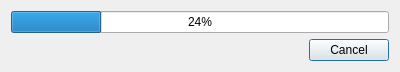
First picture: the form in orderlistgetdialog.ui, repository xlongfeng/alixixi, before the edit.
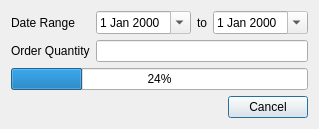
Second picture: the form after the edit.

Diff of the .ui file:
```diff
--- a/orderlistgetdialog.ui
+++ b/orderlistgetdialog.ui
@@ -6,14 +6,88 @@
    <rect>
     <x>0</x>
     <y>0</y>
-    <width>400</width>
-    <height>70</height>
+    <width>293</width>
+    <height>126</height>
    </rect>
   </property>
   <property name="windowTitle">
    <string>Order List Get</string>
   </property>
   <layout class="QVBoxLayout" name="verticalLayout">
+   <item>
+    <layout class="QFormLayout" name="formLayout">
+     <item row="0" column="0">
+      <widget class="QLabel" name="label">
+       <property name="text">
+        <string>Date Range</string>
+       </property>
+      </widget>
+     </item>
+     <item row="0" column="1">
+      <layout class="QHBoxLayout" name="horizontalLayout_2">
+       <item>
+        <widget class="QDateEdit" name="createStartTimeDateEdit">
+         <property name="focusPolicy">
+          <enum>Qt::NoFocus</enum>
+         </property>
+         <property name="readOnly">
+          <bool>true</bool>
+         </property>
+         <property name="calendarPopup">
+          <bool>true</bool>
+         </property>
+        </widget>
+       </item>
+       <item>
+        <widget class="QLabel" name="label_3">
+         <property name="maximumSize">
+          <size>
+           <width>32</width>
+           <height>16777215</height>
+          </size>
+         </property>
+         <property name="text">
+          <string>to</string>
+         </property>
+         <property name="alignment">
+          <set>Qt::AlignCenter</set>
+         </property>
+        </widget>
+       </item>
+       <item>
+        <widget class="QDateEdit" name="createEndTimeDateEdit">
+         <property name="focusPolicy">
+          <enum>Qt::NoFocus</enum>
+         </property>
+         <property name="readOnly">
+          <bool>true</bool>
+         </property>
+         <property name="calendarPopup">
+          <bool>true</bool>
+         </property>
+        </widget>
+       </item>
+      </layout>
+     </item>
+     <item row="1" column="0">
+      <widget class="QLabel" name="label_2">
+       <property name="text">
+        <string>Order Quantity</string>
+       </property>
+      </widget>
+     </item>
+     <item row="1" column="1">
+      <widget class="QLineEdit" name="quantityLineEdit">
+       <property name="focusPolicy">
+        <enum>Qt::NoFocus</enum>
+       </property>
+       <property name="readOnly">
+        <bool>true</bool>
+       </property>
+      </widget>
+     </item>
+    </layout>
+   </item>
    <item>
     <widget class="QProgressBar" name="progressBar">
      <property name="value">
```
Left out of the diff: 2 changed lines with no effect on the pictures.
